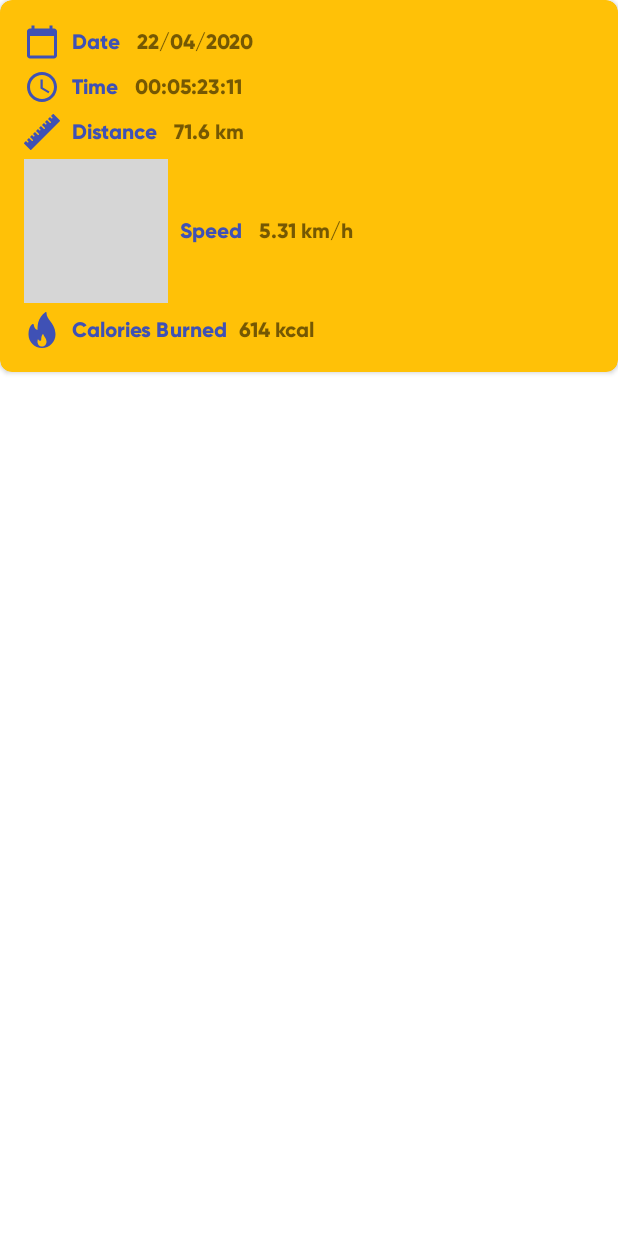
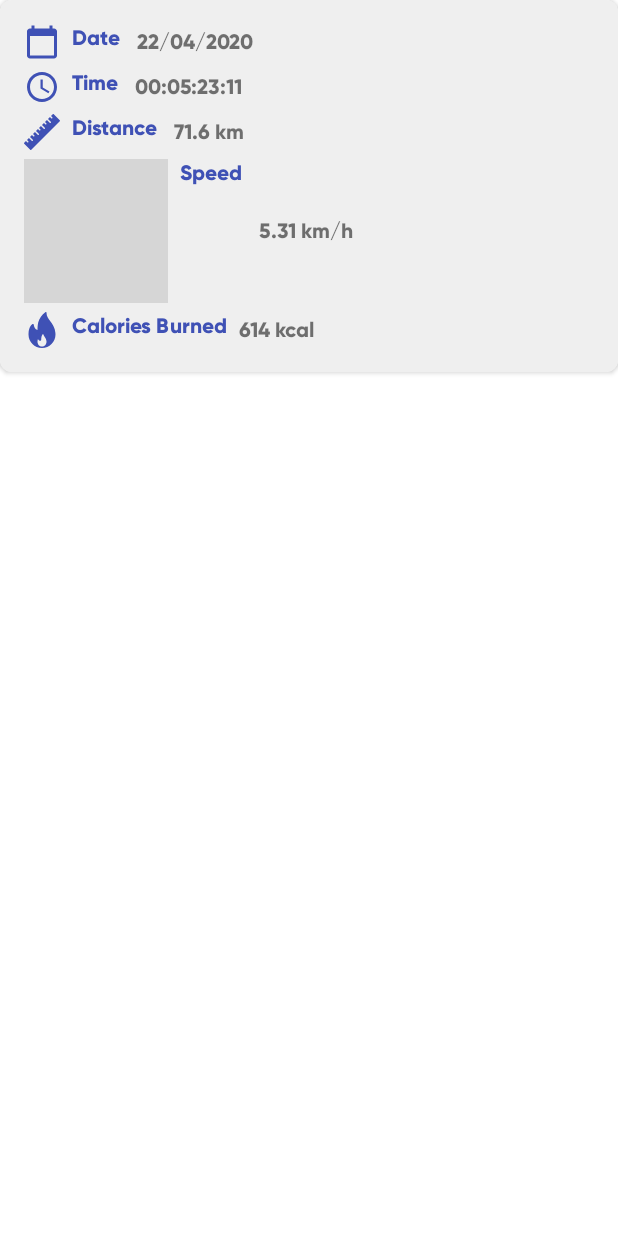
Before and after one commit to hamzasharuf/RunningTracker, an Android app: the layout item_run.xml on its own in the app's theme, with its tools: preview values and no code run, on a phone screen of 412 x 824 dp. Run offline under Robolectric (Android 15) with nearby library versions, the phone set to English and light mode, and no system bars; grey boxes are pictures that could not be loaded.

Commit message:
fix ui colors.xml

```diff
--- /dev/null
+++ b/app/src/main/java/com/hamzasharuf/runningtracker/di/AppModule.kt
@@ -0,0 +1,18 @@
+package com.hamzasharuf.runningtracker.di
+
+import android.content.Context
+import dagger.Module
+import dagger.Provides
+import dagger.hilt.InstallIn
+import dagger.hilt.android.components.ApplicationComponent
+import dagger.hilt.android.qualifiers.ApplicationContext
+import javax.inject.Singleton
+
+@Module
+@InstallIn(ApplicationComponent::class)
+object AppModule {
+
+    @Provides
+    @Singleton
+    fun provideApplicationContext(@ApplicationContext context: Context) = context
+}
--- a/app/src/main/java/com/hamzasharuf/runningtracker/ui/MainActivity.kt
+++ b/app/src/main/java/com/hamzasharuf/runningtracker/ui/MainActivity.kt
@@ -1,9 +1,10 @@
 package com.hamzasharuf.runningtracker.ui
 
 import android.content.Intent
-import androidx.appcompat.app.AppCompatActivity
 import android.os.Bundle
 import android.view.View
+import android.view.WindowManager
+import androidx.appcompat.app.AppCompatActivity
 import androidx.navigation.fragment.findNavController
 import androidx.navigation.ui.setupWithNavController
 import com.hamzasharuf.runningtracker.R
@@ -11,17 +12,23 @@ import com.hamzasharuf.runningtracker.utils.common.Constants.ACTION_SHOW_TRACKIN
 import dagger.hilt.android.AndroidEntryPoint
 import kotlinx.android.synthetic.main.activity_main.*
 
+
 @AndroidEntryPoint
 class MainActivity : AppCompatActivity() {
     override fun onCreate(savedInstanceState: Bundle?) {
         super.onCreate(savedInstanceState)
         setContentView(R.layout.activity_main)
 
+        window.setFlags(
+            WindowManager.LayoutParams.FLAG_LAYOUT_NO_LIMITS,
+            WindowManager.LayoutParams.FLAG_LAYOUT_NO_LIMITS
+        )
+
         navigateToTrackingFragmentIfNeeded(intent)
 
         bottomNavigationView.setupWithNavController(navHostFragment.findNavController())
         navHostFragment.findNavController()
-            .addOnDestinationChangedListener{_, destination, _ ->
+            .addOnDestinationChangedListener{ _, destination, _ ->
                 when(destination.id){
                     R.id.settingsFragment, R.id.runFragment, R.id.statisticsFragment ->
                         bottomNavigationView.visibility = View.VISIBLE
--- a/app/src/main/java/com/hamzasharuf/runningtracker/ui/screens/trcking/TrackingFragment.kt
+++ b/app/src/main/java/com/hamzasharuf/runningtracker/ui/screens/trcking/TrackingFragment.kt
@@ -5,13 +5,12 @@ import android.os.Bundle
 import android.view.View
 import android.view.View.GONE
 import android.view.View.VISIBLE
-import androidx.core.content.ContextCompat
 import androidx.core.content.res.ResourcesCompat
 import androidx.fragment.app.Fragment
 import androidx.fragment.app.viewModels
-import androidx.navigation.fragment.findNavController
 import com.google.android.gms.maps.CameraUpdateFactory
 import com.google.android.gms.maps.GoogleMap
+import com.google.android.gms.maps.model.Circle
 import com.google.android.gms.maps.model.LatLngBounds
 import com.google.android.gms.maps.model.PolylineOptions
 import com.google.android.material.dialog.MaterialAlertDialogBuilder
@@ -34,6 +33,7 @@ import kotlinx.android.synthetic.main.fragment_tracking.*
 import java.lang.Math.round
 import java.util.*
 
+
 @AndroidEntryPoint
 class TrackingFragment : Fragment(R.layout.fragment_tracking) {
 
@@ -47,6 +47,8 @@ class TrackingFragment : Fragment(R.layout.fragment_tracking) {
     private var curTimeInMillis = 0L
 
     private var weight = 80f
+
+    private val circle: Circle? = null
 
     override fun onViewCreated(view: View, savedInstanceState: Bundle?) {
         super.onViewCreated(view, savedInstanceState)
@@ -102,10 +104,22 @@ class TrackingFragment : Fragment(R.layout.fragment_tracking) {
     private fun updateTracking(isTracking: Boolean) {
         this.isTracking = isTracking
         if (!isTracking && curTimeInMillis > 0L) {
-            btnToggleRun.setImageDrawable(ResourcesCompat.getDrawable(resources, R.drawable.ic_play_arrow, null))
+            btnToggleRun.setImageDrawable(
+                ResourcesCompat.getDrawable(
+                    resources,
+                    R.drawable.ic_play_arrow,
+                    null
+                )
+            )
             btnFinishRun.visibility = VISIBLE
         } else if (isTracking) {
-            btnToggleRun.setImageDrawable(ResourcesCompat.getDrawable(resources, R.drawable.ic_pause, null))
+            btnToggleRun.setImageDrawable(
+                ResourcesCompat.getDrawable(
+                    resources,
+                    R.drawable.ic_pause,
+                    null
+                )
+            )
             btnCancelRun.visibility = VISIBLE
             btnFinishRun.visibility = GONE
         }
@@ -175,7 +189,13 @@ class TrackingFragment : Fragment(R.layout.fragment_tracking) {
     private fun stopRun() {
         curTimeInMillis = 0
         tvTimer.text = getString(R.string._00_00_00_00)
-        btnToggleRun.setImageDrawable(ResourcesCompat.getDrawable(resources, R.drawable.ic_play_arrow, null))
+        btnToggleRun.setImageDrawable(
+            ResourcesCompat.getDrawable(
+                resources,
+                R.drawable.ic_play_arrow,
+                null
+            )
+        )
         btnFinishRun.visibility = GONE
         btnCancelRun.visibility = GONE
         sendCommandToService(ACTION_STOP_SERVICE)
@@ -209,7 +229,14 @@ class TrackingFragment : Fragment(R.layout.fragment_tracking) {
             val avgSpeed = round((distanceInMeters / 1000f) / (curTimeInMillis / 1000f / 60 / 60) * 10) / 10f
             val dateTimestamp = Calendar.getInstance().timeInMillis
             val caloriesBurned = ((distanceInMeters / 1000f) * weight).toInt()
-            val run = Run(bmp, dateTimestamp, avgSpeed, distanceInMeters, curTimeInMillis, caloriesBurned)
+            val run = Run(
+                bmp,
+                dateTimestamp,
+                avgSpeed,
+                distanceInMeters,
+                curTimeInMillis,
+                caloriesBurned
+            )
             viewModel.insertRun(run)
             Snackbar.make(
                 requireActivity().findViewById(R.id.rootView),
--- a/app/src/main/java/com/hamzasharuf/runningtracker/utils/MarginItemDecoration.kt
+++ b/app/src/main/java/com/hamzasharuf/runningtracker/utils/MarginItemDecoration.kt
@@ -1,11 +1,17 @@
 package com.hamzasharuf.runningtracker.utils
 
+import android.graphics.Color
+import android.graphics.Paint
 import android.graphics.Rect
 import android.view.View
 import androidx.recyclerview.widget.RecyclerView
 
 class MarginItemDecoration(private val spaceHeight: Int) : RecyclerView.ItemDecoration() {
 
+    private val paint = Paint()
+    init {
+        paint.color = Color.GRAY
+    }
     override fun getItemOffsets(outRect: Rect, view: View,
                                 parent: RecyclerView, state: RecyclerView.State) {
         with(outRect) {
@@ -18,4 +24,5 @@ class MarginItemDecoration(private val spaceHeight: Int) : RecyclerView.ItemDeco
         }
     }
 
+
 }
--- a/app/src/main/java/com/hamzasharuf/runningtracker/utils/adapters/RunAdapter.kt
+++ b/app/src/main/java/com/hamzasharuf/runningtracker/utils/adapters/RunAdapter.kt
@@ -3,6 +3,7 @@ package com.hamzasharuf.runningtracker.utils.adapters
 import android.view.LayoutInflater
 import android.view.View
 import android.view.ViewGroup
+import androidx.core.content.ContextCompat
 import androidx.recyclerview.widget.AsyncListDiffer
 import androidx.recyclerview.widget.DiffUtil
 import androidx.recyclerview.widget.RecyclerView
--- a/app/src/main/java/com/hamzasharuf/runningtracker/utils/common/Constants.kt
+++ b/app/src/main/java/com/hamzasharuf/runningtracker/utils/common/Constants.kt
@@ -1,8 +1,11 @@
 package com.hamzasharuf.runningtracker.utils.common
 
+import android.content.Context
 import android.graphics.Color
+import javax.inject.Inject
 
 object Constants {
+
     const val ACTION_START_OR_RESUME_SERVICE = "ACTION_START_OR_RESUME_SERVICE"
     const val ACTION_PAUSE_SERVICE = "ACTION_PAUSE_SERVICE"
     const val ACTION_STOP_SERVICE = "ACTION_STOP_SERVICE"
@@ -12,8 +15,8 @@ object Constants {
     const val LOCATION_UPDATE_INTERVAL = 5000L
     const val FASTEST_LOCATION_INTERVAL = 2000L
 
-    const val POLYLINE_COLOR = Color.RED
-    const val POLYLINE_WIDTH = 8f
+    var POLYLINE_COLOR = Color.parseColor("#B22196F3")
+    const val POLYLINE_WIDTH = 16f
     const val MAP_ZOOM = 17f
 
     const val TIMER_UPDATE_INTERVAL = 50L
--- /dev/null
+++ b/app/src/main/res/drawable/gradient_item_run_card_background.xml
@@ -0,0 +1,10 @@
+<?xml version="1.0" encoding="utf-8"?>
+<shape xmlns:android="http://schemas.android.com/apk/res/android">
+
+    <gradient
+        android:type="linear"
+        android:startColor="#ffd65c"
+        android:endColor="#ffd65c"
+        android:angle="0"/>
+
+</shape>
--- a/app/src/main/res/layout/fragment_setup.xml
+++ b/app/src/main/res/layout/fragment_setup.xml
@@ -3,7 +3,8 @@
     xmlns:app="http://schemas.android.com/apk/res-auto"
     xmlns:tools="http://schemas.android.com/tools"
     android:layout_width="match_parent"
-    android:layout_height="match_parent">
+    android:layout_height="match_parent"
+    android:fitsSystemWindows="true">
 
     <androidx.constraintlayout.widget.ConstraintLayout
         android:id="@+id/logo_text"
--- a/app/src/main/res/layout/item_run.xml
+++ b/app/src/main/res/layout/item_run.xml
@@ -4,16 +4,17 @@
     xmlns:tools="http://schemas.android.com/tools"
     android:layout_width="match_parent"
     android:layout_height="wrap_content"
+    android:foreground="?selectableItemBackground"
     android:clickable="true"
     android:focusable="true"
-    android:backgroundTint="@color/colorAccent"
-
     app:cardCornerRadius="8dp">
 
     <LinearLayout
+        android:id="@+id/rootLayout"
         android:layout_width="match_parent"
         android:layout_height="wrap_content"
         android:orientation="vertical"
+        android:background="#EFEFEF"
         android:padding="16dp">
 
 
@@ -23,19 +24,12 @@
             android:orientation="horizontal" >
 
             <androidx.appcompat.widget.AppCompatImageView
-                android:layout_width="wrap_content"
-                android:layout_height="wrap_content"
                 android:src="@drawable/ic_calendar"
-                app:tint="@color/colorPrimary"/>
+                style="@style/RunItemIconStyle"/>
 
             <com.google.android.material.textview.MaterialTextView
-                android:layout_width="wrap_content"
-                android:layout_height="match_parent"
                 android:text="Date "
-                android:textColor="@color/colorPrimary"
-                android:gravity="center_vertical"
-                android:layout_marginStart="8dp"
-                />
+                style="@style/RunItemTextStyle" />
 
             <com.google.android.material.textview.MaterialTextView
                 android:id="@+id/tvDate"
@@ -56,19 +50,12 @@
             android:layout_marginTop="6dp">
 
             <androidx.appcompat.widget.AppCompatImageView
-                android:layout_width="wrap_content"
-                android:layout_height="wrap_content"
-                android:src="@drawable/ic_time"
-                app:tint="@color/colorPrimary"/>
+                style="@style/RunItemIconStyle"
+                android:src="@drawable/ic_time"/>
 
             <com.google.android.material.textview.MaterialTextView
-                android:layout_width="wrap_content"
-                android:layout_height="match_parent"
-                android:gravity="center_vertical"
-                android:textColor="@color/colorPrimary"
-                android:layout_marginStart="8dp"
-                android:text="Time "
-                />
+                style="@style/RunItemTextStyle"
+                android:text="Time " />
 
             <com.google.android.material.textview.MaterialTextView
                 android:id="@+id/tvTime"
@@ -89,19 +76,12 @@
             android:layout_marginTop="6dp">
 
             <androidx.appcompat.widget.AppCompatImageView
-                android:layout_width="wrap_content"
-                android:layout_height="wrap_content"
-                android:src="@drawable/ic_ruler"
-                app:tint="@color/colorPrimary"/>
+                style="@style/RunItemIconStyle"
+                android:src="@drawable/ic_ruler"/>
 
             <com.google.android.material.textview.MaterialTextView
-                android:layout_width="wrap_content"
-                android:layout_height="match_parent"
-                android:text="Distance "
-                android:textColor="@color/colorPrimary"
-                android:gravity="center_vertical"
-                android:layout_marginStart="8dp"
-                />
+                style="@style/RunItemTextStyle"
+                android:text="Distance " />
 
             <com.google.android.material.textview.MaterialTextView
                 android:id="@+id/tvDistance"
@@ -122,19 +102,12 @@
             android:layout_marginTop="6dp">
 
             <androidx.appcompat.widget.AppCompatImageView
-                android:layout_width="wrap_content"
-                android:layout_height="wrap_content"
-                android:src="@drawable/ic_run"
-                app:tint="@color/colorPrimary"/>
+                style="@style/RunItemIconStyle"
+                android:src="@drawable/ic_run"/>
 
             <com.google.android.material.textview.MaterialTextView
-                android:layout_width="wrap_content"
-                android:layout_height="match_parent"
-                android:text="Speed "
-                android:textColor="@color/colorPrimary"
-                android:gravity="center_vertical"
-                android:layout_marginStart="8dp"
-                />
+                style="@style/RunItemTextStyle"
+                android:text="Speed " />
 
             <com.google.android.material.textview.MaterialTextView
                 android:id="@+id/tvAvgSpeed"
@@ -155,19 +128,12 @@
             android:layout_marginTop="6dp">
 
             <androidx.appcompat.widget.AppCompatImageView
-                android:layout_width="wrap_content"
-                android:layout_height="wrap_content"
-                android:src="@drawable/ic_fire"
-                app:tint="@color/colorPrimary"/>
+                style="@style/RunItemIconStyle"
+                android:src="@drawable/ic_fire"/>
 
             <com.google.android.material.textview.MaterialTextView
-                android:layout_width="wrap_content"
-                android:layout_height="match_parent"
-                android:text="Calories Burned"
-                android:textColor="@color/colorPrimary"
-                android:gravity="center_vertical"
-                android:layout_marginStart="8dp"
-                />
+                style="@style/RunItemTextStyle"
+                android:text="Calories Burned" />
 
             <com.google.android.material.textview.MaterialTextView
                 android:id="@+id/tvCalories"
--- a/app/src/main/res/values/colors.xml
+++ b/app/src/main/res/values/colors.xml
@@ -10,6 +10,6 @@
     <color name="white">#FFFFFF</color>
     <color name="gray">#9A9A9A</color>
 
-    <color name="blue_alpha_50">#803F51B5</color>
+    <color name="blue_alpha">#B22196F3</color>
 
 </resources>
--- a/app/src/main/res/values/styles.xml
+++ b/app/src/main/res/values/styles.xml
@@ -5,10 +5,6 @@
         <item name="colorPrimary">@color/colorPrimary</item>
         <item name="colorPrimaryDark">@color/colorPrimaryDark</item>
         <item name="colorAccent">@color/colorAccent</item>
-
-        <!-- Makes Status Bar Transparent -->
-        <item name="android:windowTranslucentStatus">true</item>
-        <item name="android:windowTranslucentNavigation">true</item>
 
         <item name="fontFamily">@font/gilroy_bold</item>
     </style>
@@ -71,6 +67,21 @@
     </style>
 
 
+    <style name="RunItemIconStyle">
+        <item name="android:layout_width">wrap_content</item>
+        <item name="android:layout_height">wrap_content</item>
+        <item name="android:tint">@color/colorPrimary</item>
+    </style>
+
+
+    <style name="RunItemTextStyle">
+        <item name="android:layout_width">wrap_content</item>
+        <item name="android:layout_height">wrap_content</item>
+        <item name="android:textColor">@color/colorPrimary</item>
+        <item name="android:gravity">center_vertical</item>
+        <item name="android:layout_marginStart">8dp</item>
+    </style>
+
 
 
 
```
